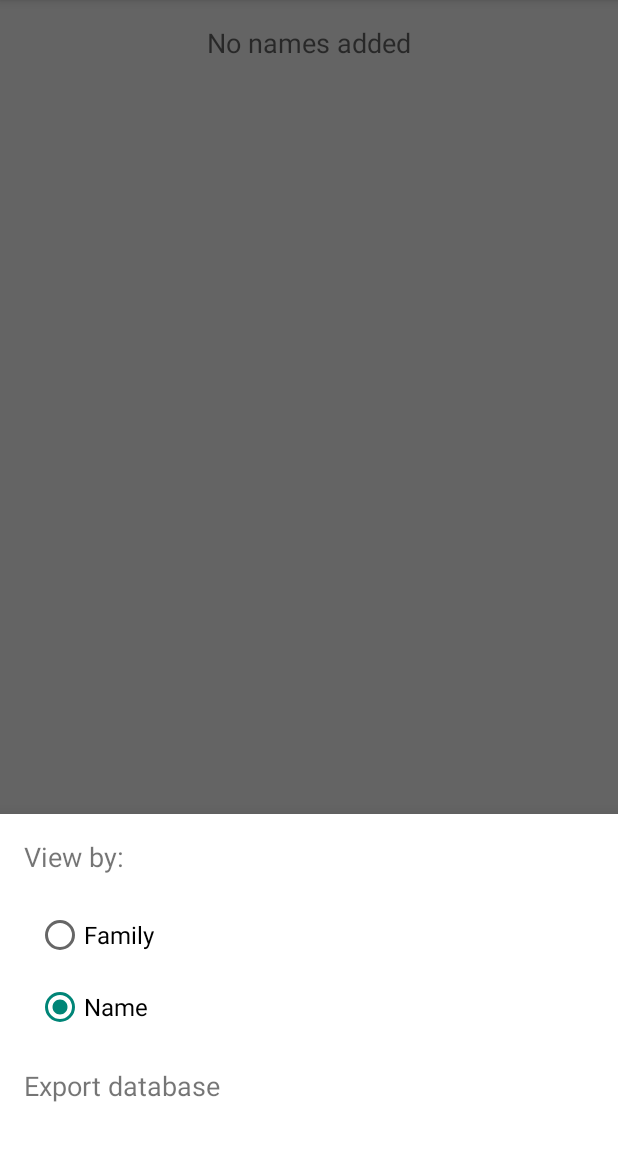
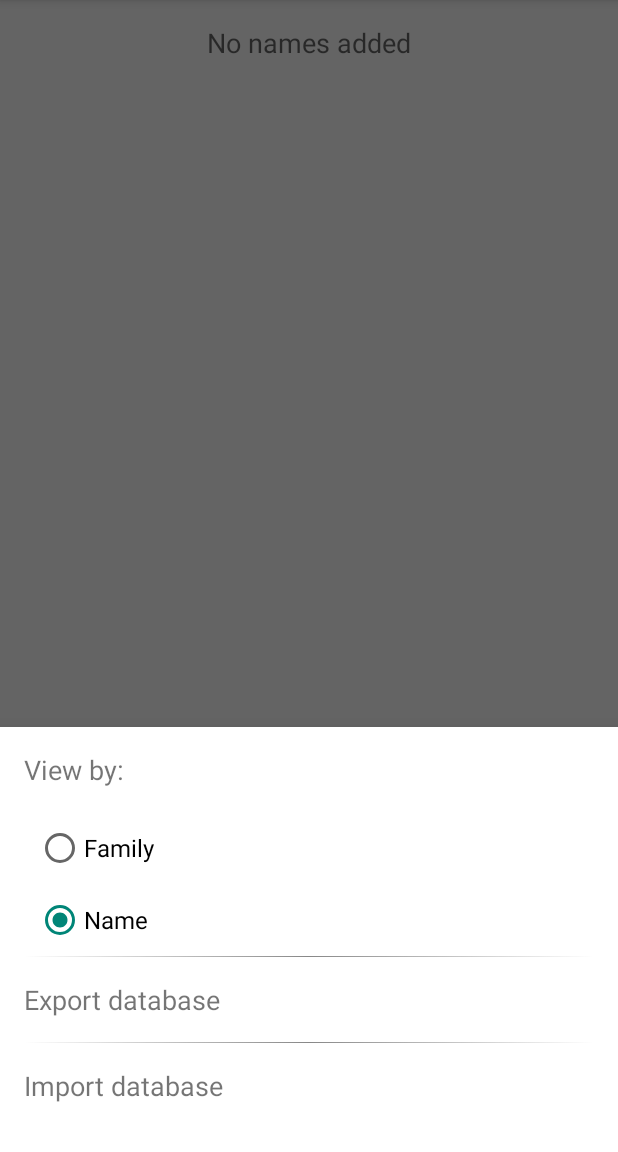
Before and after one commit to martin-walls/PresentsOrganiser, an Android app: the screen it shows after launch (MainActivity), after a tap on "Settings", on a phone screen of 412 x 824 dp, the part 84-1236 px from its top. Run offline under Robolectric (Android 15) with nearby library versions, the phone set to English and light mode, and no system bars.

Commit message:
Integrated import functionality

```diff
--- a/app/src/main/java/com/martinwalls/presentsorganiser/MainActivity.java
+++ b/app/src/main/java/com/martinwalls/presentsorganiser/MainActivity.java
@@ -307,7 +307,18 @@ public class MainActivity extends AppCompatActivity
         tvExportDb.setOnClickListener(new View.OnClickListener() {
             @Override
             public void onClick(View v) {
+                //TODO confirmation dialog
                 exportDB();
+                bottomSheetDialog.dismiss();
+            }
+        });
+
+        TextView tvImportDb = dialogView.findViewById(R.id.import_db);
+        tvImportDb.setOnClickListener(new View.OnClickListener() {
+            @Override
+            public void onClick(View v) {
+                //TODO confirmation dialog
+                importDB();
                 bottomSheetDialog.dismiss();
             }
         });
@@ -322,6 +333,13 @@ public class MainActivity extends AppCompatActivity
         DBHandler dbHandler = new DBHandler(this);
         boolean result = dbHandler.exportDB();
         Toast.makeText(this, result ? "Success" : "Error exporting database",
+                Toast.LENGTH_SHORT).show();
+    }
+
+    private void importDB() {
+        DBHandler dbHandler = new DBHandler(this);
+        boolean result = dbHandler.importDB();
+        Toast.makeText(this, result ? "Success" : "Error importing database",
                 Toast.LENGTH_SHORT).show();
     }
 
--- a/app/src/main/res/layout/dialog_bottom_main.xml
+++ b/app/src/main/res/layout/dialog_bottom_main.xml
@@ -42,12 +42,37 @@
                 android:layout_margin="@dimen/radio_vertical_margin"/>
         </RadioGroup>
 
+        <View
+            android:id="@+id/divider1"
+            android:layout_width="match_parent"
+            android:layout_height="wrap_content"
+            android:background="@drawable/divider"
+            android:layout_below="@id/radio_sort_by"/>
+
         <TextView
             android:id="@+id/export_db"
             android:layout_width="wrap_content"
             android:layout_height="wrap_content"
             android:text="@string/export_db"
-            android:layout_below="@id/radio_sort_by"
+            android:layout_below="@id/divider1"
+            android:layout_alignParentLeft="true"
+            android:paddingTop="16dp"
+            android:paddingBottom="16dp"
+            android:textSize="18sp"/>
+
+        <View
+            android:id="@+id/divider2"
+            android:layout_width="match_parent"
+            android:layout_height="wrap_content"
+            android:background="@drawable/divider"
+            android:layout_below="@id/export_db"/>
+
+        <TextView
+            android:id="@+id/import_db"
+            android:layout_width="wrap_content"
+            android:layout_height="wrap_content"
+            android:text="@string/import_db"
+            android:layout_below="@id/divider2"
             android:layout_alignParentLeft="true"
             android:paddingTop="16dp"
             android:paddingBottom="16dp"
--- a/app/src/main/res/values/strings.xml
+++ b/app/src/main/res/values/strings.xml
@@ -56,6 +56,7 @@
 
     <!-- settings options -->
     <string name="export_db">Export database</string>
+    <string name="import_db">Import database</string>
 
     <!-- Shared preferences keys -->
     <string name="key_sort_names_by">key_sort_names_by</string>
```
